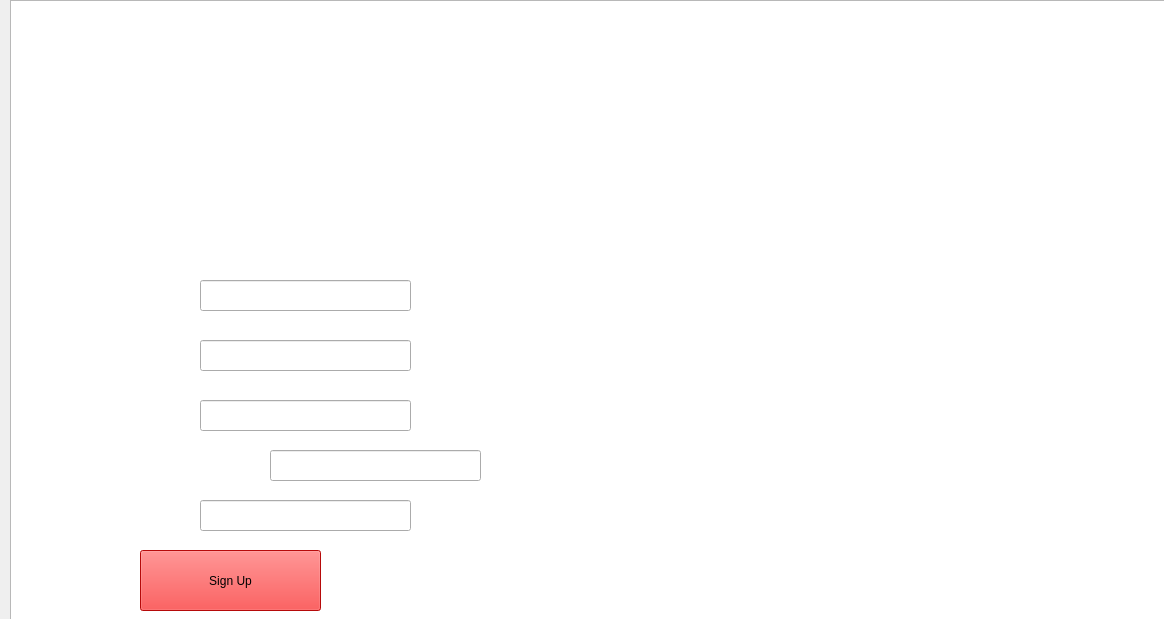
Qt form game/registro.ui (yjmantilla/hockey) before a commit.
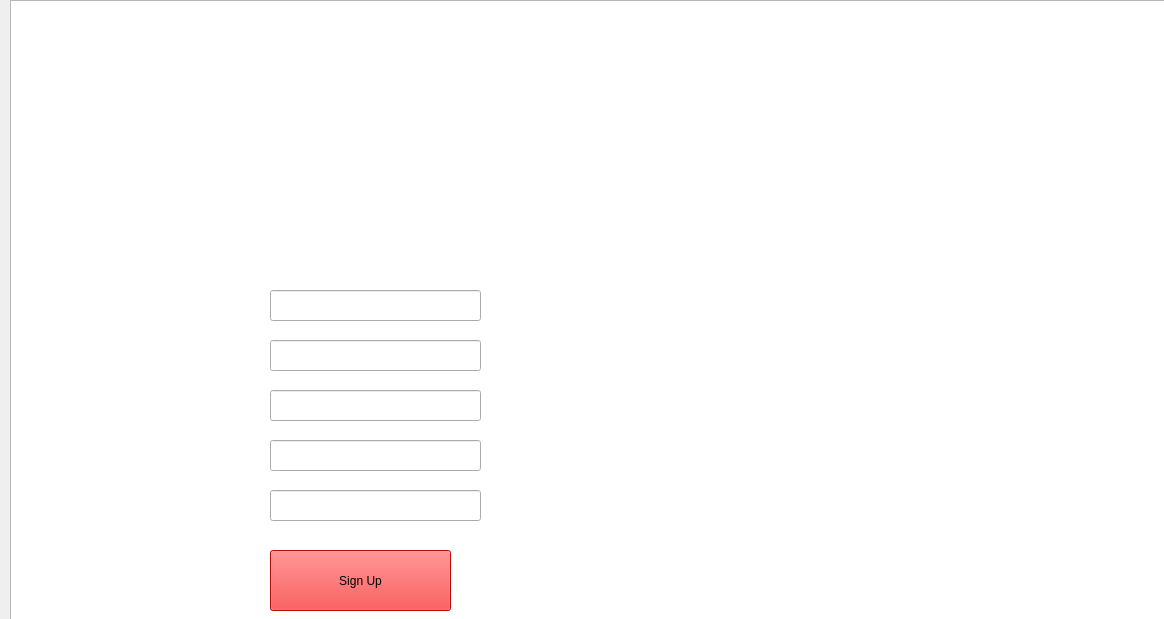
The same form after that commit. Icons and pictures are not drawn.

Patch:
```diff
--- a/game/registro.ui
+++ b/game/registro.ui
@@ -17,7 +17,7 @@
    <property name="geometry">
     <rect>
      <x>70</x>
-     <y>290</y>
+     <y>280</y>
      <width>101</width>
      <height>31</height>
     </rect>
@@ -30,7 +30,7 @@
    <property name="geometry">
     <rect>
      <x>70</x>
-     <y>390</y>
+     <y>380</y>
      <width>131</width>
      <height>41</height>
     </rect>
@@ -42,8 +42,8 @@
   <widget class="QLineEdit" name="User">
    <property name="geometry">
     <rect>
-     <x>200</x>
-     <y>280</y>
+     <x>270</x>
+     <y>290</y>
      <width>211</width>
      <height>31</height>
     </rect>
@@ -65,7 +65,7 @@
   <widget class="QPushButton" name="pushButton">
    <property name="geometry">
     <rect>
-     <x>140</x>
+     <x>270</x>
      <y>550</y>
      <width>181</width>
      <height>61</height>
@@ -82,7 +82,7 @@
   <widget class="QLineEdit" name="Password">
    <property name="geometry">
     <rect>
-     <x>200</x>
+     <x>270</x>
      <y>340</y>
      <width>211</width>
      <height>31</height>
@@ -95,8 +95,8 @@
   <widget class="QLineEdit" name="NickN">
    <property name="geometry">
     <rect>
-     <x>200</x>
-     <y>400</y>
+     <x>270</x>
+     <y>390</y>
      <width>211</width>
      <height>31</height>
     </rect>
@@ -106,7 +106,7 @@
    <property name="geometry">
     <rect>
      <x>70</x>
-     <y>340</y>
+     <y>330</y>
      <width>121</width>
      <height>31</height>
     </rect>
@@ -119,8 +119,8 @@
    <property name="geometry">
     <rect>
      <x>70</x>
-     <y>440</y>
-     <width>191</width>
+     <y>430</y>
+     <width>161</width>
      <height>41</height>
     </rect>
    </property>
@@ -132,7 +132,7 @@
    <property name="geometry">
     <rect>
      <x>270</x>
-     <y>450</y>
+     <y>440</y>
      <width>211</width>
      <height>31</height>
     </rect>
@@ -142,7 +142,7 @@
    <property name="geometry">
     <rect>
      <x>70</x>
-     <y>490</y>
+     <y>480</y>
      <width>91</width>
      <height>41</height>
     </rect>
@@ -154,8 +154,8 @@
   <widget class="QLineEdit" name="Answer">
    <property name="geometry">
     <rect>
-     <x>200</x>
-     <y>500</y>
+     <x>270</x>
+     <y>490</y>
      <width>211</width>
      <height>31</height>
     </rect>
```
Left out of the diff: 2 changed lines with no effect on the pictures.
